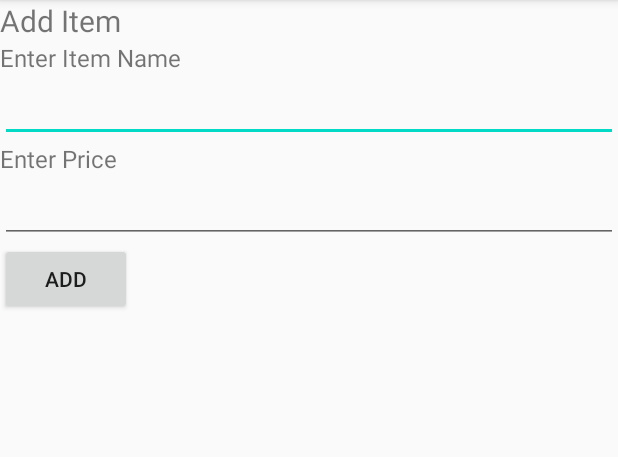
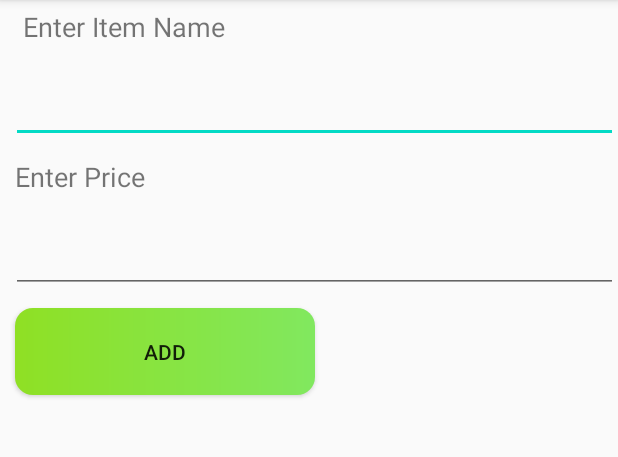
Before and after one commit to yogeshwarram/CanteenApp, an Android app: the AddItem screen opened directly, with no data from a screen before it, on a phone screen of 412 x 824 dp, the part 84-541 px from its top. Run offline under Robolectric (Android 15) with nearby library versions, the phone set to English and light mode, and no system bars; our stand-ins replace Firebase (no records; nobody signed in at launch, a user with empty details on screens opened directly).

Commit message:
Modified AddItem

```diff
--- a/app/src/main/res/layout/add_item.xml
+++ b/app/src/main/res/layout/add_item.xml
@@ -1,41 +1,58 @@
 <?xml version="1.0" encoding="utf-8"?>
+
 <LinearLayout
     xmlns:android="http://schemas.android.com/apk/res/android" android:layout_width="match_parent"
     android:layout_height="match_parent"
-    android:orientation="vertical">
+    android:orientation="vertical"
+    >
+
+<!--    <TextView-->
+<!--        android:layout_width="match_parent"-->
+<!--        android:layout_height="40dp"-->
+<!--        android:text="Add Item"-->
+<!--        android:textSize="30sp"-->
+<!--        android:paddingLeft="10dp"-->
+<!--        android:textStyle="bold"-->
+<!--        android:elevation="10dp"-->
+<!--        android:layout_marginBottom="20dp"/>-->
 
     <TextView
-        android:layout_width="wrap_content"
-        android:layout_height="wrap_content"
-        android:text="Add Item"
-        android:textSize="20sp"
-        />
-    <TextView
-        android:layout_width="wrap_content"
-        android:layout_height="wrap_content"
+        android:layout_width="154dp"
+        android:layout_height="39dp"
         android:text="Enter Item Name"
-        android:textSize="16sp"
-        />
+        android:textSize="18sp"
+        android:paddingLeft="10dp"
+        android:layout_margin="5dp"/>
     <EditText
         android:layout_width="match_parent"
         android:layout_height="wrap_content"
-        android:id="@+id/enterName"/>
+        android:id="@+id/enterName"
+        android:paddingLeft="10dp"
+        android:layout_marginLeft="7dp"
+        android:layout_marginBottom="10dp"/>
 
     <TextView
-        android:layout_width="wrap_content"
-        android:layout_height="wrap_content"
+        android:layout_width="154dp"
+        android:layout_height="39dp"
         android:text="Enter Price"
-        android:textSize="16sp"
-        />
+        android:textSize="18sp"
+        android:paddingLeft="10dp"
+        android:layout_marginBottom="5dp"/>
+
     <EditText
+        android:id="@+id/enterPrice"
         android:layout_width="match_parent"
         android:layout_height="wrap_content"
-        android:id="@+id/enterPrice"/>
+        android:paddingLeft="10dp"
+        android:layout_marginLeft="7dp"
+        android:layout_marginBottom="10dp"/>
 
     <Button
         android:id="@+id/button"
-        android:layout_width="wrap_content"
-        android:layout_height="wrap_content"
-        android:text="Add" />
+        android:layout_width="200dp"
+        android:layout_height="58dp"
+        android:background="@drawable/custombuttons"
+        android:text="Add"
+        android:layout_marginLeft="10dp"/>
 
 </LinearLayout>
```
